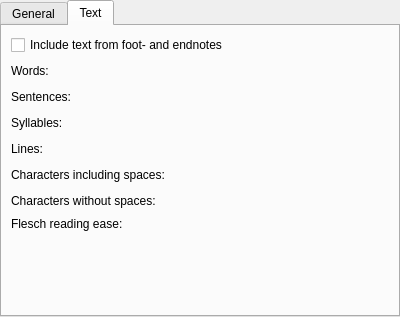
JeremiasE/KFormula, file kword/part/dialogs/KWStatistics.ui: the form before one commit.
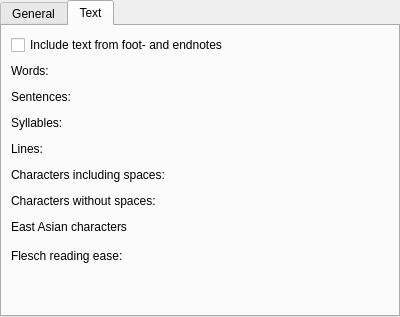
The form after the commit.

Commit message:
Added one more field "East Asian characters" to the statistics dialog and statistics docker. This field counts the number of East Asian (Chinese-Japanese-Korean) characters inside the text.
The word count is still wrong for Asian characters though, but this requires further study on how the words should be counted when Asian characters are mixed with western words.

What changed in the file:
```diff
--- a/kword/part/dialogs/KWStatistics.ui
+++ b/kword/part/dialogs/KWStatistics.ui
@@ -143,22 +143,22 @@
       <attribute name="title" >
        <string>Text</string>
       </attribute>
-      <layout class="QGridLayout" >
-       <item row="0" column="0" colspan="3" >
-        <widget class="QCheckBox" name="footEndNotes" >
-         <property name="text" >
+      <layout class="QGridLayout" name="gridLayout">
+       <item row="0" column="0" colspan="3">
+        <widget class="QCheckBox" name="footEndNotes">
+         <property name="text">
           <string>Include text from foot- and endnotes</string>
          </property>
         </widget>
        </item>
-       <item row="1" column="0" >
-        <widget class="QLabel" name="label_25" >
-         <property name="text" >
+       <item row="1" column="0">
+        <widget class="QLabel" name="label_25">
+         <property name="text">
           <string>Words:</string>
          </property>
         </widget>
        </item>
-       <item row="1" column="1" >
+       <item row="1" column="2">
         <spacer>
          <property name="orientation" >
           <enum>Qt::Horizontal</enum>
@@ -178,14 +178,14 @@
          </property>
         </widget>
        </item>
-       <item row="2" column="0" >
-        <widget class="QLabel" name="label_23" >
-         <property name="text" >
+       <item row="2" column="0">
+        <widget class="QLabel" name="label_23">
+         <property name="text">
           <string>Sentences:</string>
          </property>
         </widget>
        </item>
-       <item row="2" column="1" >
+       <item row="2" column="2">
         <spacer>
          <property name="orientation" >
           <enum>Qt::Horizontal</enum>
@@ -205,14 +205,14 @@
          </property>
         </widget>
        </item>
-       <item row="3" column="0" >
-        <widget class="QLabel" name="label_15" >
-         <property name="text" >
+       <item row="3" column="0">
+        <widget class="QLabel" name="label_15">
+         <property name="text">
           <string>Syllables:</string>
          </property>
         </widget>
        </item>
-       <item row="3" column="1" >
+       <item row="3" column="2">
         <spacer>
          <property name="orientation" >
           <enum>Qt::Horizontal</enum>
@@ -232,14 +232,14 @@
          </property>
         </widget>
        </item>
-       <item row="4" column="0" >
-        <widget class="QLabel" name="label_17" >
-         <property name="text" >
+       <item row="4" column="0">
+        <widget class="QLabel" name="label_17">
+         <property name="text">
           <string>Lines:</string>
          </property>
         </widget>
        </item>
-       <item row="4" column="1" >
+       <item row="4" column="2">
         <spacer>
          <property name="orientation" >
           <enum>Qt::Horizontal</enum>
@@ -266,7 +266,7 @@
          </property>
         </widget>
        </item>
-       <item row="5" column="1" >
+       <item row="5" column="2">
         <spacer>
          <property name="orientation" >
           <enum>Qt::Horizontal</enum>
@@ -286,14 +286,14 @@
          </property>
         </widget>
        </item>
-       <item row="6" column="0" >
-        <widget class="QLabel" name="label_20" >
-         <property name="text" >
+       <item row="6" column="0">
+        <widget class="QLabel" name="label_20">
+         <property name="text">
           <string>Characters without spaces:</string>
          </property>
         </widget>
        </item>
-       <item row="6" column="1" >
+       <item row="6" column="2">
         <spacer>
          <property name="orientation" >
           <enum>Qt::Horizontal</enum>
@@ -313,21 +313,48 @@
          </property>
         </widget>
        </item>
-       <item row="7" column="0" >
-        <widget class="QLabel" name="label_27" >
-         <property name="text" >
+       <item row="7" column="0">
+        <widget class="QLabel" name="label_21">
+         <property name="text">
+          <string>East Asian characters</string>
+         </property>
+        </widget>
+       </item>
+       <item row="7" column="2">
+        <spacer name="spacer">
+         <property name="orientation">
+          <enum>Qt::Horizontal</enum>
+         </property>
+         <property name="sizeHint" stdset="0">
+          <size>
+           <width>183</width>
+           <height>20</height>
+          </size>
+         </property>
+        </spacer>
+       </item>
+       <item row="7" column="3" rowspan="2">
+        <widget class="QLabel" name="cjkChars">
+         <property name="text">
+          <string/>
+         </property>
+        </widget>
+       </item>
+       <item row="8" column="1" rowspan="2" colspan="2">
+        <widget class="QLabel" name="flesch">
+         <property name="alignment">
+          <set>Qt::AlignRight|Qt::AlignTrailing|Qt::AlignVCenter</set>
+         </property>
+        </widget>
+       </item>
+       <item row="9" column="0">
+        <widget class="QLabel" name="label_27">
+         <property name="text">
           <string>Flesch reading ease:</string>
          </property>
         </widget>
        </item>
-       <item row="7" column="1" colspan="2" >
-        <widget class="QLabel" name="flesch" >
-         <property name="alignment" >
-          <set>Qt::AlignRight|Qt::AlignTrailing|Qt::AlignVCenter</set>
-         </property>
-        </widget>
-       </item>
-       <item row="8" column="1" >
+       <item row="10" column="2">
         <spacer>
          <property name="orientation" >
           <enum>Qt::Vertical</enum>
```
Left out of the diff: 174 changed lines with no effect on the pictures. The commit also changes 3 other files.
